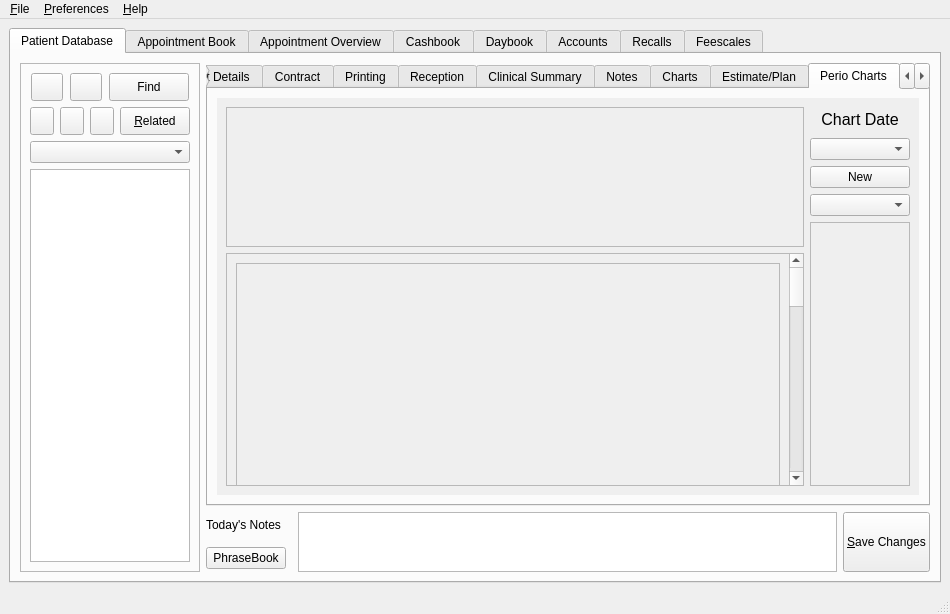
The window that qt-designer/main.ui (rowinggolfer/openmolar1) describes before a commit, drawn with Qt 5.
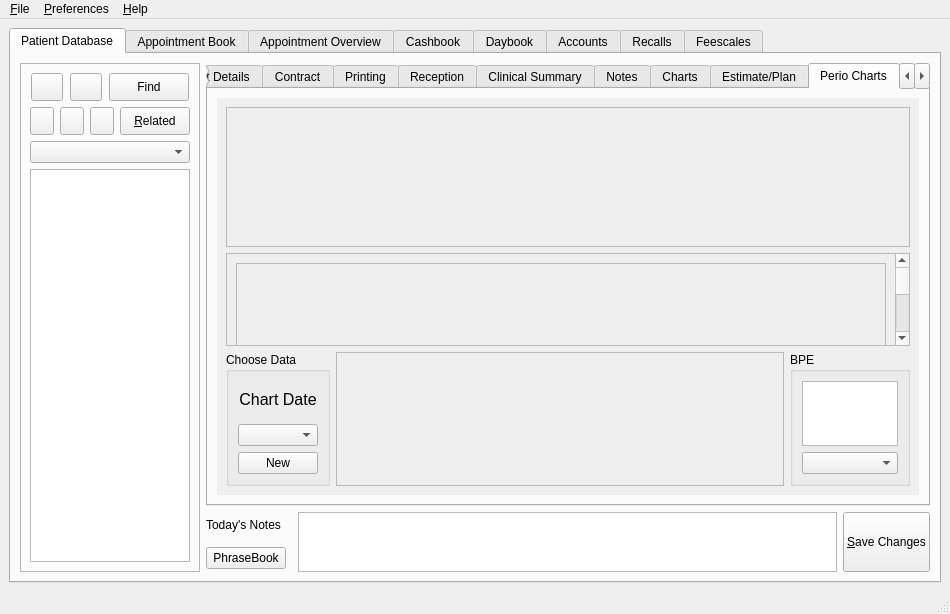
The same window after the commit. The open tabs and pages were chosen to show the change. Icons and pictures are not drawn.

Patch:
```diff
--- a/qt-designer/main.ui
+++ b/qt-designer/main.ui
@@ -2892,12 +2892,12 @@
                    <rect>
                     <x>0</x>
                     <y>0</y>
-                    <width>185</width>
-                    <height>386</height>
+                    <width>702</width>
+                    <height>396</height>
                    </rect>
                   </property>
                   <layout class="QGridLayout" name="gridLayout_15" >
-                   <item rowspan="5" row="0" column="0" >
+                   <item row="0" column="0" colspan="3" >
                     <widget class="QFrame" name="perioChart_frame" >
                      <property name="sizePolicy" >
                       <sizepolicy vsizetype="Preferred" hsizetype="Expanding" >
@@ -2925,82 +2925,7 @@
                      </property>
                     </widget>
                    </item>
-                   <item row="0" column="1" >
-                    <widget class="QLabel" name="label_41" >
-                     <property name="font" >
-                      <font>
-                       <pointsize>12</pointsize>
-                      </font>
-                     </property>
-                     <property name="text" >
-                      <string>Chart Date</string>
-                     </property>
-                     <property name="alignment" >
-                      <set>Qt::AlignCenter</set>
-                     </property>
-                    </widget>
-                   </item>
-                   <item row="1" column="1" >
-                    <widget class="QComboBox" name="perioChartDateComboBox" />
-                   </item>
-                   <item row="2" column="1" >
-                    <widget class="QPushButton" name="newPerioChartPushButton" >
-                     <property name="text" >
-                      <string>New</string>
-                     </property>
-                     <property name="autoDefault" >
-                      <bool>false</bool>
-                     </property>
-                    </widget>
-                   </item>
-                   <item row="3" column="1" >
-                    <widget class="QComboBox" name="bpeDateComboBox" >
-                     <property name="sizePolicy" >
-                      <sizepolicy vsizetype="Fixed" hsizetype="Preferred" >
-                       <horstretch>0</horstretch>
-                       <verstretch>0</verstretch>
-                      </sizepolicy>
-                     </property>
-                     <property name="minimumSize" >
-                      <size>
-                       <width>0</width>
-                       <height>0</height>
-                      </size>
-                     </property>
-                     <property name="sizeAdjustPolicy" >
-                      <enum>QComboBox::AdjustToContentsOnFirstShow</enum>
-                     </property>
-                    </widget>
-                   </item>
-                   <item rowspan="2" row="4" column="1" >
-                    <widget class="QFrame" name="perioToothProps_frame" >
-                     <property name="sizePolicy" >
-                      <sizepolicy vsizetype="Preferred" hsizetype="Minimum" >
-                       <horstretch>0</horstretch>
-                       <verstretch>0</verstretch>
-                      </sizepolicy>
-                     </property>
-                     <property name="minimumSize" >
-                      <size>
-                       <width>100</width>
-                       <height>250</height>
-                      </size>
-                     </property>
-                     <property name="maximumSize" >
-                      <size>
-                       <width>150</width>
-                       <height>16777215</height>
-                      </size>
-                     </property>
-                     <property name="frameShape" >
-                      <enum>QFrame::StyledPanel</enum>
-                     </property>
-                     <property name="frameShadow" >
-                      <enum>QFrame::Raised</enum>
-                     </property>
-                    </widget>
-                   </item>
-                   <item row="5" column="0" >
+                   <item row="1" column="0" colspan="3" >
                     <widget class="QScrollArea" name="perioChartData_scrollArea" >
                      <property name="minimumSize" >
                       <size>
@@ -3015,8 +2940,8 @@
                       <property name="geometry" >
                        <rect>
                         <x>0</x>
-                        <y>0</y>
-                        <width>96</width>
+                        <y>-97</y>
+                        <width>664</width>
                         <height>1218</height>
                        </rect>
                       </property>
@@ -3041,6 +2966,127 @@
                      </widget>
                     </widget>
                    </item>
+                   <item row="2" column="0" >
+                    <widget class="QGroupBox" name="groupBox_11" >
+                     <property name="title" >
+                      <string>Choose Data</string>
+                     </property>
+                     <layout class="QVBoxLayout" name="verticalLayout_16" >
+                      <item>
+                       <widget class="QLabel" name="label_41" >
+                        <property name="font" >
+                         <font>
+                          <pointsize>12</pointsize>
+                         </font>
+                        </property>
+                        <property name="text" >
+                         <string>Chart Date</string>
+                        </property>
+                        <property name="alignment" >
+                         <set>Qt::AlignCenter</set>
+                        </property>
+                       </widget>
+                      </item>
+                      <item>
+                       <widget class="QComboBox" name="perioChartDateComboBox" />
+                      </item>
+                      <item>
+                       <widget class="QPushButton" name="newPerioChartPushButton" >
+                        <property name="text" >
+                         <string>New</string>
+                        </property>
+                        <property name="autoDefault" >
+                         <bool>false</bool>
+                        </property>
+                       </widget>
+                      </item>
+                     </layout>
+                    </widget>
+                   </item>
+                   <item row="2" column="1" >
+                    <widget class="QFrame" name="perioToothProps_frame" >
+                     <property name="sizePolicy" >
+                      <sizepolicy vsizetype="Preferred" hsizetype="Expanding" >
+                       <horstretch>0</horstretch>
+                       <verstretch>0</verstretch>
+                      </sizepolicy>
+                     </property>
+                     <property name="minimumSize" >
+                      <size>
+                       <width>0</width>
+                       <height>0</height>
+                      </size>
+                     </property>
+                     <property name="maximumSize" >
+                      <size>
+                       <width>16777215</width>
+                       <height>16777215</height>
+                      </size>
+                     </property>
+                     <property name="frameShape" >
+                      <enum>QFrame::StyledPanel</enum>
+                     </property>
+                     <property name="frameShadow" >
+                      <enum>QFrame::Raised</enum>
+                     </property>
+                    </widget>
+                   </item>
+                   <item row="2" column="2" >
+                    <widget class="QGroupBox" name="groupBox_12" >
+                     <property name="maximumSize" >
+                      <size>
+                       <width>120</width>
+                       <height>16777215</height>
+                      </size>
+                     </property>
+                     <property name="title" >
+                      <string>BPE</string>
+                     </property>
+                     <layout class="QVBoxLayout" name="verticalLayout_15" >
+                      <item>
+                       <widget class="QTextBrowser" name="bpe_textBrowser_2" >
+                        <property name="minimumSize" >
+                         <size>
+                          <width>0</width>
+                          <height>0</height>
+                         </size>
+                        </property>
+                        <property name="maximumSize" >
+                         <size>
+                          <width>16777215</width>
+                          <height>65</height>
+                         </size>
+                        </property>
+                        <property name="verticalScrollBarPolicy" >
+                         <enum>Qt::ScrollBarAlwaysOff</enum>
+                        </property>
+                        <property name="horizontalScrollBarPolicy" >
+                         <enum>Qt::ScrollBarAlwaysOff</enum>
+                        </property>
+                       </widget>
+                      </item>
+                      <item>
+                       <widget class="QComboBox" name="bpeDateComboBox" >
+                        <property name="sizePolicy" >
+                         <sizepolicy vsizetype="Fixed" hsizetype="Preferred" >
+                          <horstretch>0</horstretch>
+                          <verstretch>0</verstretch>
+                         </sizepolicy>
+                        </property>
+                        <property name="minimumSize" >
+                         <size>
+                          <width>0</width>
+                          <height>0</height>
+                         </size>
+                        </property>
+                        <property name="sizeAdjustPolicy" >
+                         <enum>QComboBox::AdjustToContentsOnFirstShow</enum>
+                        </property>
+                       </widget>
+                      </item>
+                     </layout>
+                    </widget>
+                   </item>
                   </layout>
                  </widget>
                 </widget>
```
Left out of the diff: 34 changed lines with no effect on the pictures.
